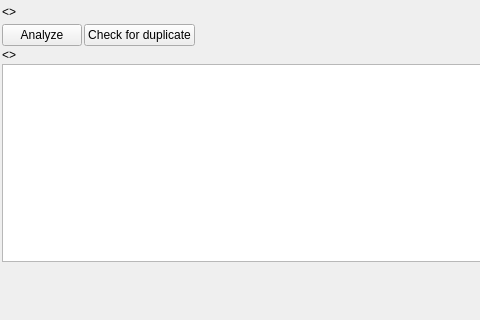
Before: the Qt Designer form src/gui/widgets/py_ui/file_organizer_ui.ui in OleksanderShevchenko/family_album, drawn with Qt 5; both pictures show x 0 to 480 and y 0 to 320 of the 614 by 461 pixel window.
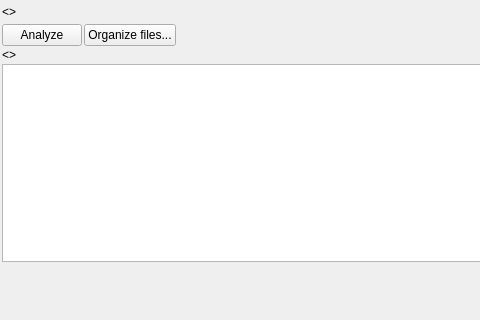
After: the same form once the commit is applied.

Commit message: Correct button caption.

What changed in the file:
```diff
--- a/src/gui/widgets/py_ui/file_organizer_ui.ui
+++ b/src/gui/widgets/py_ui/file_organizer_ui.ui
@@ -85,7 +85,7 @@
             <string>Search for duplicate files by comparing file's hash between all files in selected folder and its subfolders</string>
            </property>
            <property name="text">
-            <string>Check for duplicate</string>
+            <string>Organize files...</string>
            </property>
           </widget>
          </item>
```
